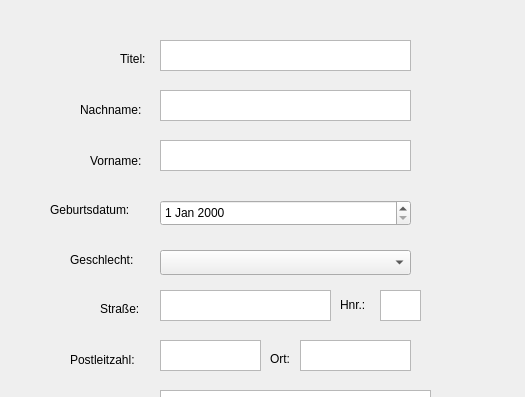
First picture: the form in Patientenverwaltung/verwaltung.ui, repository JenniferRied/Patientenverwaltung, before the edit; both pictures show x 0 to 525 and y 0 to 397 of the 714 by 498 pixel window.
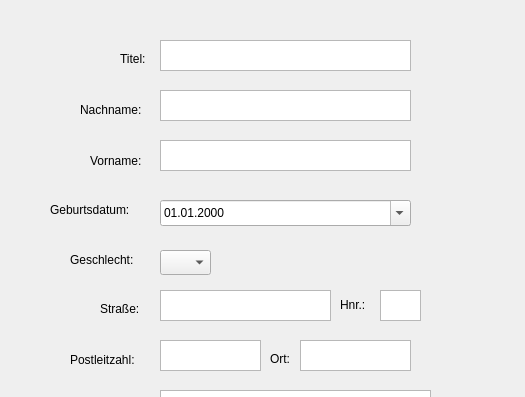
Second picture: the form after the edit.

Commit message: Geburtsdatum auslesen und Alter berechnen

Patch:
```diff
--- a/Patientenverwaltung/verwaltung.ui
+++ b/Patientenverwaltung/verwaltung.ui
@@ -133,6 +133,12 @@
      <height>26</height>
     </rect>
    </property>
+   <property name="displayFormat">
+    <string>dd.MM.yyyy</string>
+   </property>
+   <property name="calendarPopup">
+    <bool>true</bool>
+   </property>
   </widget>
   <widget class="QLabel" name="label_6">
    <property name="geometry">
@@ -254,7 +260,7 @@
     <rect>
      <x>160</x>
      <y>250</y>
-     <width>251</width>
+     <width>51</width>
      <height>25</height>
     </rect>
    </property>
```
The commit also changes 2 other files.
